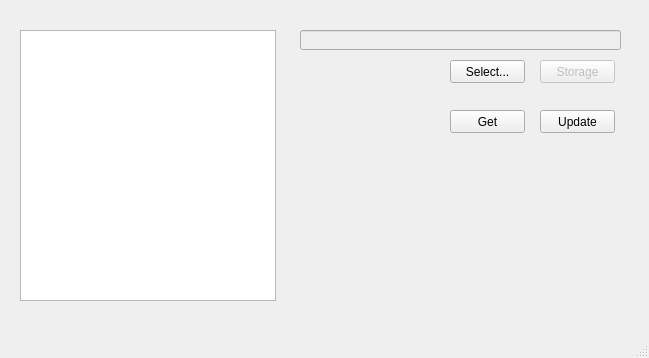
The window that VPR_PC/filemanager.ui (AlronSze/VPR_in_Board) describes before a commit, drawn with Qt 5.
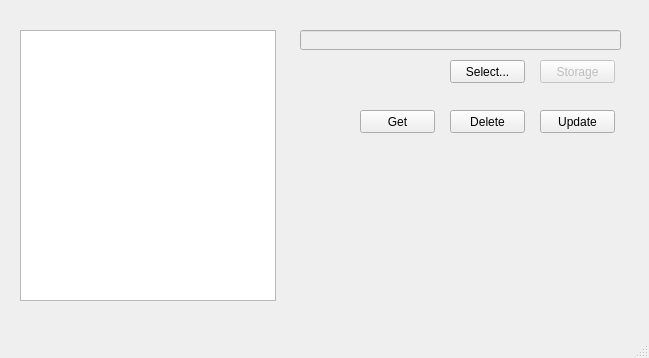
The same window after the commit.

The edit to the form file:
```diff
--- a/VPR_PC/filemanager.ui
+++ b/VPR_PC/filemanager.ui
@@ -82,7 +82,7 @@
    <widget class="QPushButton" name="pushButton_get">
     <property name="geometry">
      <rect>
-      <x>450</x>
+      <x>360</x>
       <y>110</y>
       <width>75</width>
       <height>23</height>
@@ -92,6 +92,19 @@
      <string>Get</string>
     </property>
    </widget>
+   <widget class="QPushButton" name="pushButton_delete">
+    <property name="geometry">
+     <rect>
+      <x>450</x>
+      <y>110</y>
+      <width>75</width>
+      <height>23</height>
+     </rect>
+    </property>
+    <property name="text">
+     <string>Delete</string>
+    </property>
+   </widget>
   </widget>
   <widget class="QStatusBar" name="statusbar"/>
  </widget>
```
